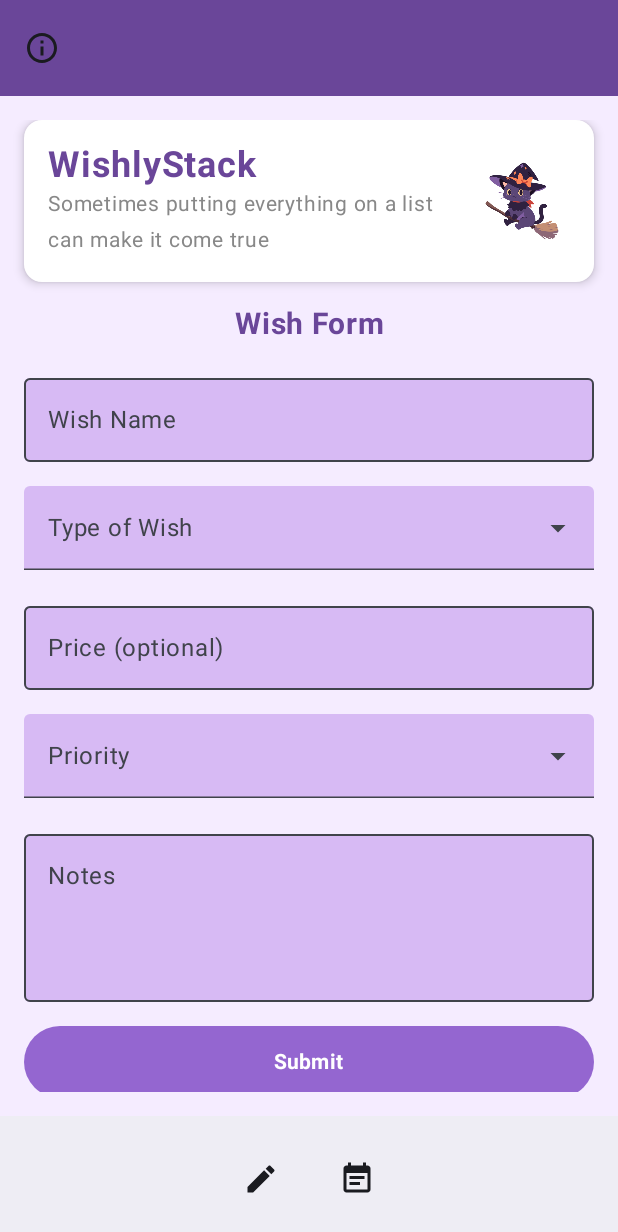
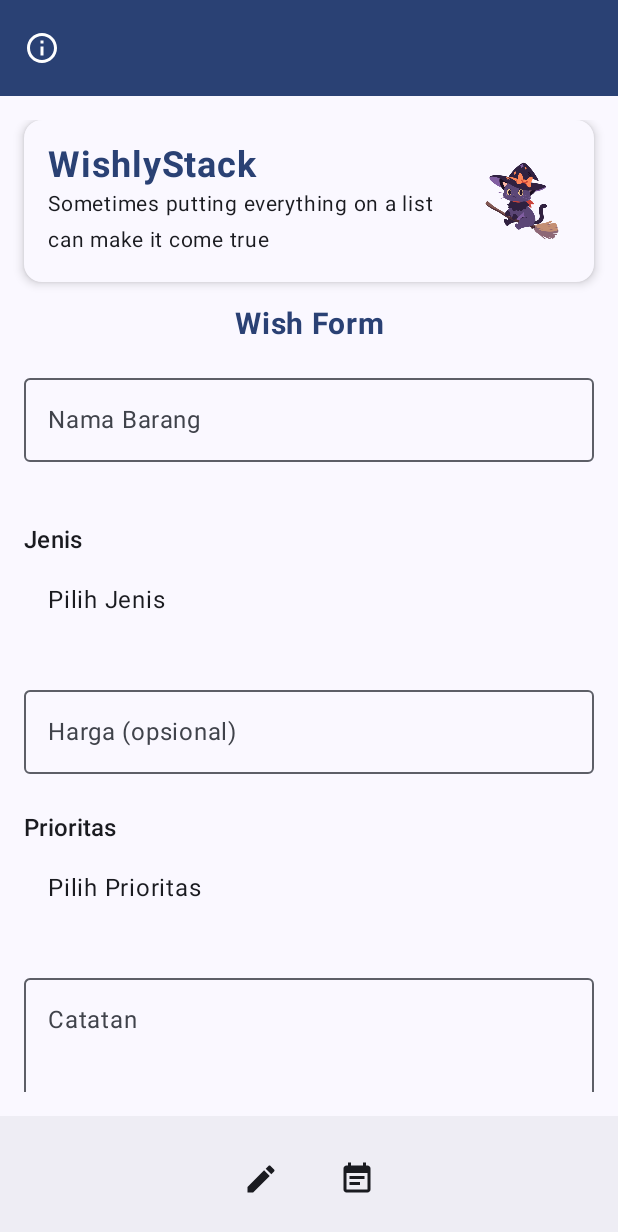
Before and after one commit to insaniaa/WishlyStack, an Android app built with Jetpack Compose: the screen it shows after launch (MainActivity), on a phone screen of 412 x 824 dp. Shown: the top 1232 px of the screen. Run offline under Robolectric (Android 15) with nearby library versions, the phone set to English and light mode, and no system bars.

Commit message:
Memperbaiki dropdown di halaman form

```diff
--- a/app/build.gradle.kts
+++ b/app/build.gradle.kts
@@ -51,6 +51,7 @@ dependencies {
     implementation(libs.androidx.material3)
     implementation(libs.androidx.lifecycle.viewmodel.compose)
     implementation(libs.androidx.navigation.compose)
+    implementation(libs.compose.material)
     testImplementation(libs.junit)
     androidTestImplementation(libs.androidx.junit)
     androidTestImplementation(libs.androidx.espresso.core)
@@ -58,4 +59,5 @@ dependencies {
     androidTestImplementation(libs.androidx.ui.test.junit4)
     debugImplementation(libs.androidx.ui.tooling)
     debugImplementation(libs.androidx.ui.test.manifest)
+
 }
--- /dev/null
+++ b/app/src/main/java/com/tiyasinsania0090/wishlystack/component/SimpleDropdownSelector.kt
@@ -0,0 +1,61 @@
+package com.tiyasinsania0090.wishlystack.component
+
+import androidx.compose.foundation.clickable
+import androidx.compose.foundation.layout.*
+import androidx.compose.material3.DropdownMenu
+import androidx.compose.material3.DropdownMenuItem
+import androidx.compose.material3.MaterialTheme
+import androidx.compose.material3.Text
+import androidx.compose.runtime.*
+import androidx.compose.ui.Alignment
+import androidx.compose.ui.Modifier
+import androidx.compose.ui.text.style.TextOverflow
+import androidx.compose.ui.unit.dp
+
+@Composable
+fun SimpleDropdownSelector(
+    label: String,
+    options: List<String>,
+    selectedOption: String,
+    onOptionSelected: (String) -> Unit
+) {
+    var expanded by remember { mutableStateOf(false) }
+
+    Column(
+        modifier = Modifier
+            .fillMaxWidth()
+            .padding(vertical = 8.dp)
+    ) {
+        Text(text = label, style = MaterialTheme.typography.titleMedium)
+
+        Box(
+            modifier = Modifier
+                .fillMaxWidth()
+                .height(56.dp)
+                .clickable { expanded = true }
+                .padding(horizontal = 16.dp),
+            contentAlignment = Alignment.CenterStart
+        ) {
+            Text(
+                text = selectedOption.ifEmpty { "Pilih $label" },
+                overflow = TextOverflow.Ellipsis
+            )
+        }
+
+        DropdownMenu(
+            expanded = expanded,
+            onDismissRequest = { expanded = false },
+            modifier = Modifier.fillMaxWidth()
+        ) {
+            options.forEach { option ->
+                DropdownMenuItem(
+                    text = { Text(text = option) },
+                    onClick = {
+                        onOptionSelected(option)
+                        expanded = false
+                    }
+                )
+            }
+        }
+    }
+}
--- a/app/src/main/java/com/tiyasinsania0090/wishlystack/screen/FormScreen.kt
+++ b/app/src/main/java/com/tiyasinsania0090/wishlystack/screen/FormScreen.kt
@@ -7,9 +7,9 @@ import androidx.compose.foundation.text.KeyboardOptions
 import androidx.compose.foundation.verticalScroll
 import androidx.compose.material3.*
 import androidx.compose.runtime.*
+import androidx.compose.runtime.saveable.rememberSaveable
 import androidx.compose.ui.Alignment
 import androidx.compose.ui.Modifier
-import androidx.compose.ui.graphics.Color
 import androidx.compose.ui.res.painterResource
 import androidx.compose.ui.text.font.FontWeight
 import androidx.compose.ui.text.input.KeyboardType
@@ -17,9 +17,9 @@ import androidx.compose.ui.text.style.TextAlign
 import androidx.compose.ui.tooling.preview.Preview
 import androidx.compose.ui.unit.dp
 import androidx.compose.ui.unit.sp
-import androidx.compose.runtime.saveable.rememberSaveable
 import com.tiyasinsania0090.wishlystack.R
 import com.tiyasinsania0090.wishlystack.component.BottomBar
+import com.tiyasinsania0090.wishlystack.component.SimpleDropdownSelector
 
 @OptIn(ExperimentalMaterial3Api::class)
 @Composable
@@ -33,32 +33,36 @@ fun FormScreen(
     var selectedPriority by rememberSaveable { mutableStateOf("") }
     var notes by rememberSaveable { mutableStateOf("") }
 
-    var typeExpanded by remember { mutableStateOf(false) }
+    var nameError by rememberSaveable { mutableStateOf(false) }
+    var typeError by rememberSaveable { mutableStateOf(false) }
+    var priorityError by rememberSaveable { mutableStateOf(false) }
+
     val typeOptions = listOf("Makanan", "Barang", "Lainnya")
-
-    var priorityExpanded by remember { mutableStateOf(false) }
     val priorityOptions = listOf("Tinggi", "Sedang", "Rendah")
 
     Scaffold(
-        containerColor = Color(0xFFF5ECFF),
+        containerColor = MaterialTheme.colorScheme.background,
         bottomBar = {
             BottomBar(
-                onFormClick = { /* current screen */ },
+                onFormClick = { /* Current screen */ },
                 onListClick = onListClick
             )
         },
         topBar = {
             TopAppBar(
-                title = { },
+                title = {},
                 navigationIcon = {
                     IconButton(onClick = onInfoClick) {
                         Icon(
                             painter = painterResource(id = R.drawable.baseline_info_outline_24),
-                            contentDescription = "Info"
+                            contentDescription = "Info",
+                            tint = MaterialTheme.colorScheme.onPrimary
                         )
                     }
                 },
-                colors = TopAppBarDefaults.topAppBarColors(containerColor = Color(0xFF6A4699))
+                colors = TopAppBarDefaults.topAppBarColors(
+                    containerColor = MaterialTheme.colorScheme.primary
+                )
             )
         }
     ) { padding ->
@@ -72,7 +76,7 @@ fun FormScreen(
         ) {
             Card(
                 modifier = Modifier.fillMaxWidth(),
-                colors = CardDefaults.cardColors(containerColor = Color.White),
+                colors = CardDefaults.cardColors(containerColor = MaterialTheme.colorScheme.surface),
                 elevation = CardDefaults.cardElevation(defaultElevation = 4.dp)
             ) {
                 Row(
@@ -83,13 +87,13 @@ fun FormScreen(
                         Text(
                             "WishlyStack",
                             fontSize = 24.sp,
-                            color = Color(0xFF6A4699),
+                            color = MaterialTheme.colorScheme.primary,
                             fontWeight = FontWeight.Bold
                         )
                         Text(
                             "Sometimes putting everything on a list can make it come true",
                             fontSize = 14.sp,
-                            color = Color.Gray
+                            color = MaterialTheme.colorScheme.onSurface
                         )
                     }
                     Image(
@@ -105,123 +109,99 @@ fun FormScreen(
                 fontSize = 20.sp,
                 modifier = Modifier.fillMaxWidth(),
                 textAlign = TextAlign.Center,
-                color = Color(0xFF6A4699),
+                color = MaterialTheme.colorScheme.primary,
                 fontWeight = FontWeight.Bold
             )
 
             OutlinedTextField(
                 value = name,
-                onValueChange = { name = it },
-                label = { Text("Wish Name") },
+                onValueChange = {
+                    name = it
+                    nameError = false
+                },
+                label = { Text("Nama Barang") },
+                isError = nameError,
                 modifier = Modifier.fillMaxWidth(),
-                colors = textFieldColors()
+                supportingText = {
+                    if (nameError) Text("Nama tidak boleh kosong", color = MaterialTheme.colorScheme.error)
+                }
             )
 
-            ExposedDropdownMenuBox(
-                expanded = typeExpanded,
-                onExpandedChange = { typeExpanded = !typeExpanded }
-            ) {
-                TextField(
-                    value = selectedType,
-                    onValueChange = {},
-                    readOnly = true,
-                    label = { Text("Type of Wish") },
-                    trailingIcon = {
-                        ExposedDropdownMenuDefaults.TrailingIcon(expanded = typeExpanded)
-                    },
-                    modifier = Modifier.fillMaxWidth(),
-                    colors = textFieldColors()
+            SimpleDropdownSelector(
+                label = "Jenis",
+                options = typeOptions,
+                selectedOption = selectedType,
+                onOptionSelected = {
+                    selectedType = it
+                    typeError = false
+                }
+            )
+            if (typeError) {
+                Text(
+                    "Jenis tidak boleh kosong",
+                    color = MaterialTheme.colorScheme.error,
+                    style = MaterialTheme.typography.bodySmall
                 )
-
-                ExposedDropdownMenu(
-                    expanded = typeExpanded,
-                    onDismissRequest = { typeExpanded = false }
-                ) {
-                    typeOptions.forEach { option ->
-                        DropdownMenuItem(
-                            text = { Text(option) },
-                            onClick = {
-                                selectedType = option
-                                typeExpanded = false
-                            }
-                        )
-                    }
-                }
             }
 
             OutlinedTextField(
                 value = price,
                 onValueChange = { price = it },
-                label = { Text("Price (optional)") },
-                modifier = Modifier.fillMaxWidth(),
+                label = { Text("Harga (opsional)") },
                 keyboardOptions = KeyboardOptions(keyboardType = KeyboardType.Number),
-                colors = textFieldColors()
+                modifier = Modifier.fillMaxWidth()
             )
 
-            ExposedDropdownMenuBox(
-                expanded = priorityExpanded,
-                onExpandedChange = { priorityExpanded = !priorityExpanded }
-            ) {
-                TextField(
-                    value = selectedPriority,
-                    onValueChange = {},
-                    readOnly = true,
-                    label = { Text("Priority") },
-                    trailingIcon = {
-                        ExposedDropdownMenuDefaults.TrailingIcon(expanded = priorityExpanded)
-                    },
-                    modifier = Modifier.fillMaxWidth(),
-                    colors = textFieldColors()
+            SimpleDropdownSelector(
+                label = "Prioritas",
+                options = priorityOptions,
+                selectedOption = selectedPriority,
+                onOptionSelected = {
+                    selectedPriority = it
+                    priorityError = false
+                }
+            )
+            if (priorityError) {
+                Text(
+                    "Prioritas tidak boleh kosong",
+                    color = MaterialTheme.colorScheme.error,
+                    style = MaterialTheme.typography.bodySmall
                 )
-
-                ExposedDropdownMenu(
-                    expanded = priorityExpanded,
-                    onDismissRequest = { priorityExpanded = false }
-                ) {
-                    priorityOptions.forEach { option ->
-                        DropdownMenuItem(
-                            text = { Text(option) },
-                            onClick = {
-                                selectedPriority = option
-                                priorityExpanded = false
-                            }
-                        )
-                    }
-                }
             }
 
             OutlinedTextField(
                 value = notes,
                 onValueChange = { notes = it },
-                label = { Text("Notes") },
+                label = { Text("Catatan") },
                 modifier = Modifier
                     .fillMaxWidth()
                     .height(120.dp),
-                colors = textFieldColors()
+                maxLines = 5
             )
 
             Button(
                 onClick = {
-                    // Handle form submission here, e.g., saving data
-                    // You can pass the form data to the ViewModel or API
+                    nameError = name.isBlank()
+                    typeError = selectedType.isBlank()
+                    priorityError = selectedPriority.isBlank()
+
+                    if (!nameError && !typeError && !priorityError) {
+                        // Lakukan submit data di sini
+                    }
                 },
                 modifier = Modifier
                     .fillMaxWidth()
                     .height(48.dp),
-                colors = ButtonDefaults.buttonColors(containerColor = Color(0xFF9466D0))
+                colors = ButtonDefaults.buttonColors(
+                    containerColor = MaterialTheme.colorScheme.primary,
+                    contentColor = MaterialTheme.colorScheme.onPrimary
+                )
             ) {
                 Text("Submit", fontWeight = FontWeight.Bold)
             }
         }
     }
 }
-
-@Composable
-fun textFieldColors() = TextFieldDefaults.colors(
-    focusedContainerColor = Color(0xFFD7BAF4),
-    unfocusedContainerColor = Color(0xFFD7BAF4),
-    disabledContainerColor = Color(0xFFD7BAF4)
-)
 
 @Preview(showBackground = true)
 @Composable
--- a/gradle/libs.versions.toml
+++ b/gradle/libs.versions.toml
@@ -1,6 +1,7 @@
 [versions]
 agp = "8.8.0"
 kotlin = "2.0.0"
+devtoolsKsp = "2.0.0-1.0.24"
 coreKtx = "1.16.0"
 junit = "4.13.2"
 junitVersion = "1.2.1"
@@ -9,6 +10,8 @@ lifecycleRuntimeKtx = "2.8.7"
 activityCompose = "1.10.1"
 composeBom = "2025.04.01"
 navigationCompose = "2.8.9"
+compose = "1.4.3"
+
 
 [libraries]
 androidx-core-ktx = { group = "androidx.core", name = "core-ktx", version.ref = "coreKtx" }
@@ -27,8 +30,10 @@ androidx-ui-test-junit4 = { group = "androidx.compose.ui", name = "ui-test-junit
 androidx-material3 = { group = "androidx.compose.material3", name = "material3" }
 androidx-lifecycle-viewmodel-compose = { group = "androidx.lifecycle", name = "lifecycle-viewmodel-compose", version.ref = "lifecycleRuntimeKtx"}
 androidx-navigation-compose = { group = "androidx.navigation", name = "navigation-compose", version.ref = "navigationCompose" }
+compose-material = { group = "androidx.compose.material", name = "material", version.ref = "compose" }
 
 [plugins]
 android-application = { id = "com.android.application", version.ref = "agp" }
 kotlin-android = { id = "org.jetbrains.kotlin.android", version.ref = "kotlin" }
 kotlin-compose = { id = "org.jetbrains.kotlin.plugin.compose", version.ref = "kotlin" }
+devtools-ksp = { id = "com.google.devtools.ksp", version.ref = "devtoolsKsp"}
```
